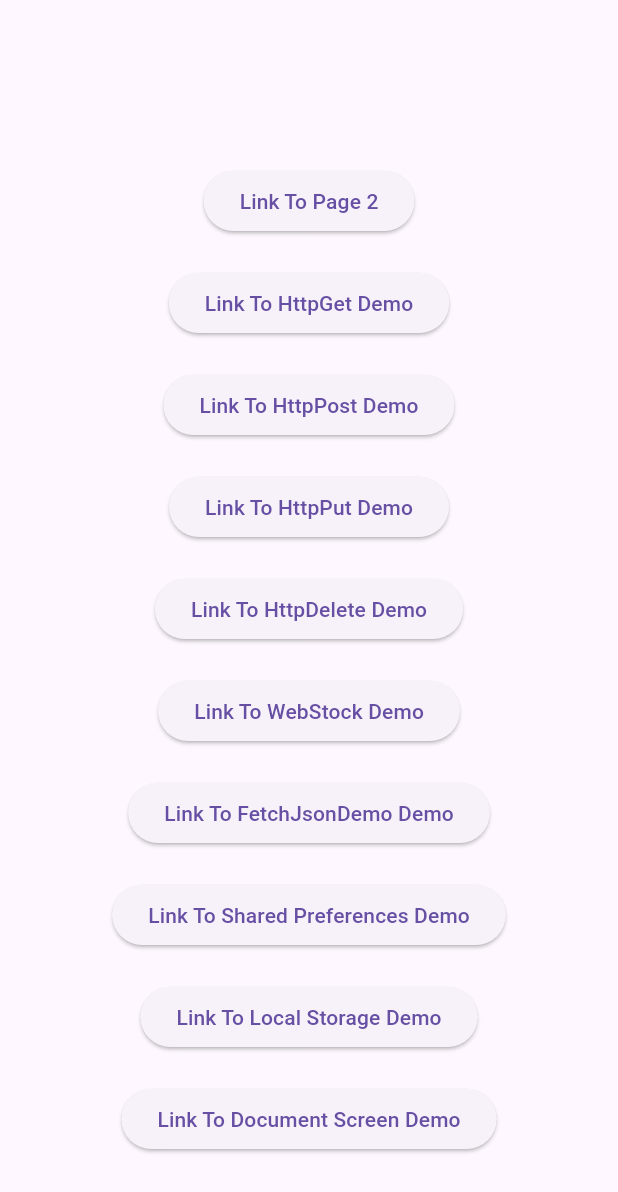
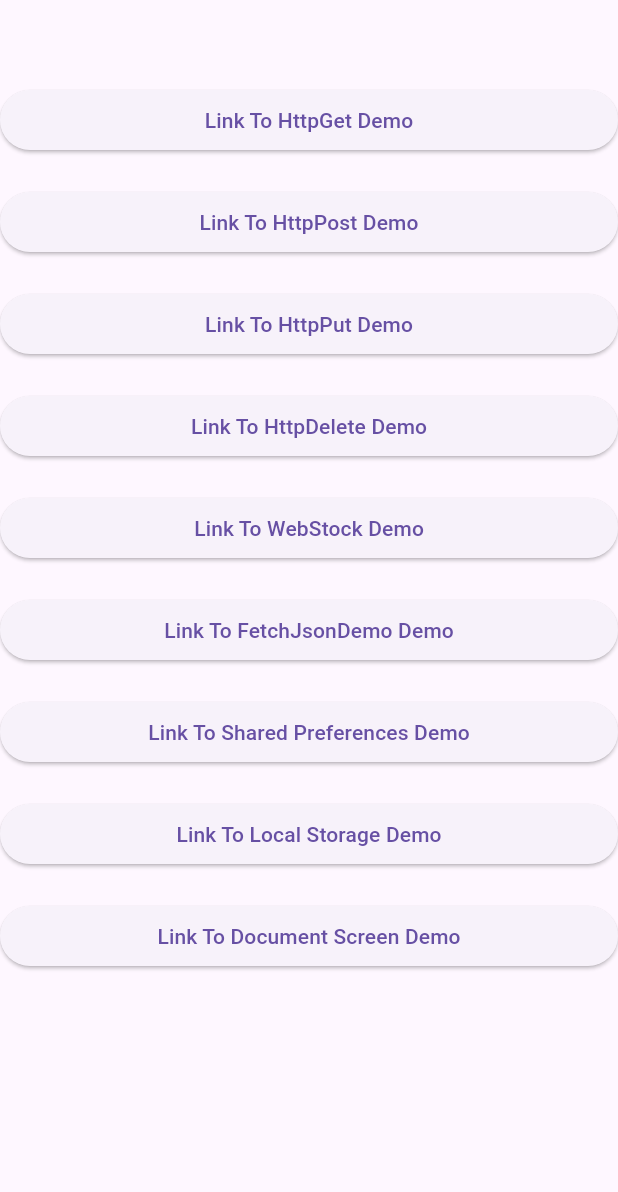
Before and after one commit to dididada8/my_flutter_demo, a Flutter app: the screen it shows after launch, on a phone screen of 412 x 824 dp. Shown: the top 1192 px of the screen. Run offline on Flutter 3.47's test engine with Material 3 defaults, Android fonts, the phone set to English and light mode, and no system bars; our stand-ins replace shared_preferences.

Commit message:
init project

```diff
--- a/lib/home.dart
+++ b/lib/home.dart
@@ -20,16 +20,8 @@ class Home extends StatelessWidget {
     return Scaffold(
       appBar: AppBar(),
       body: Center(
-        child: Column(
-          mainAxisAlignment: MainAxisAlignment.center,
+        child:ListView(
           children: [
-            ElevatedButton(
-              onPressed: () {
-                Navigator.of(context).push(createRoute(const Page2()));
-              },
-              child: const Text('Link To Page 2'),
-            ),
-            const SizedBox(height: 20),
             ElevatedButton(
               onPressed: () {
                 Navigator.of(context).push(createRoute(const HttpGetDemo()));
```
Also changed, not shown: lib/main.dart (+22 -0 lines).
